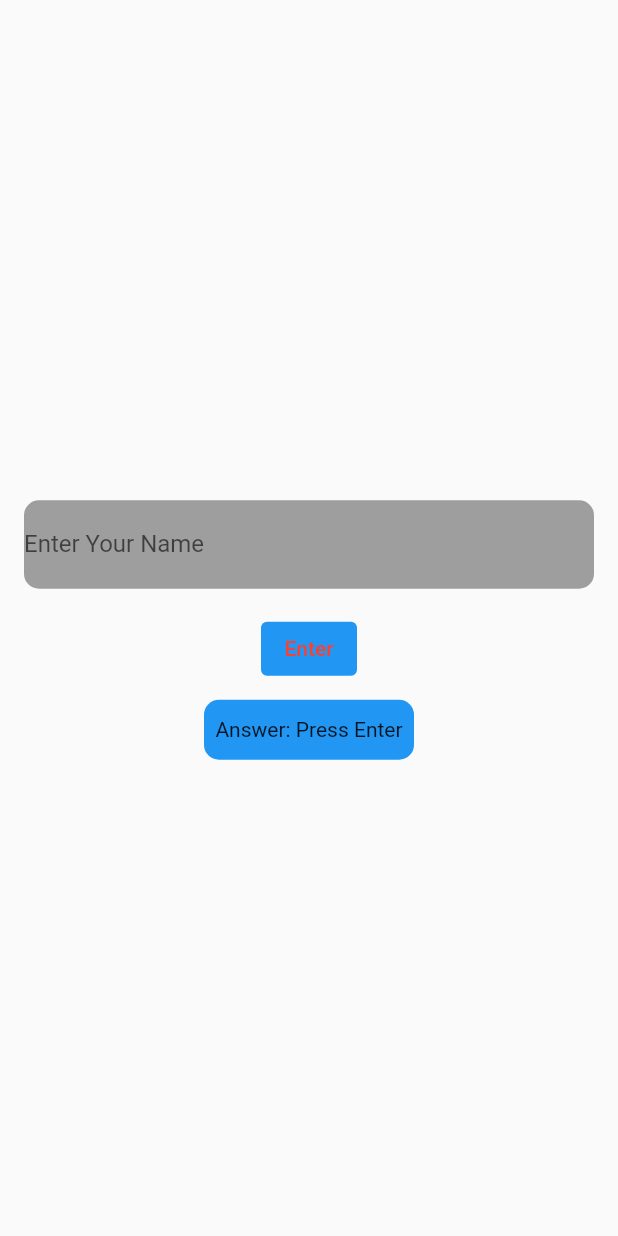
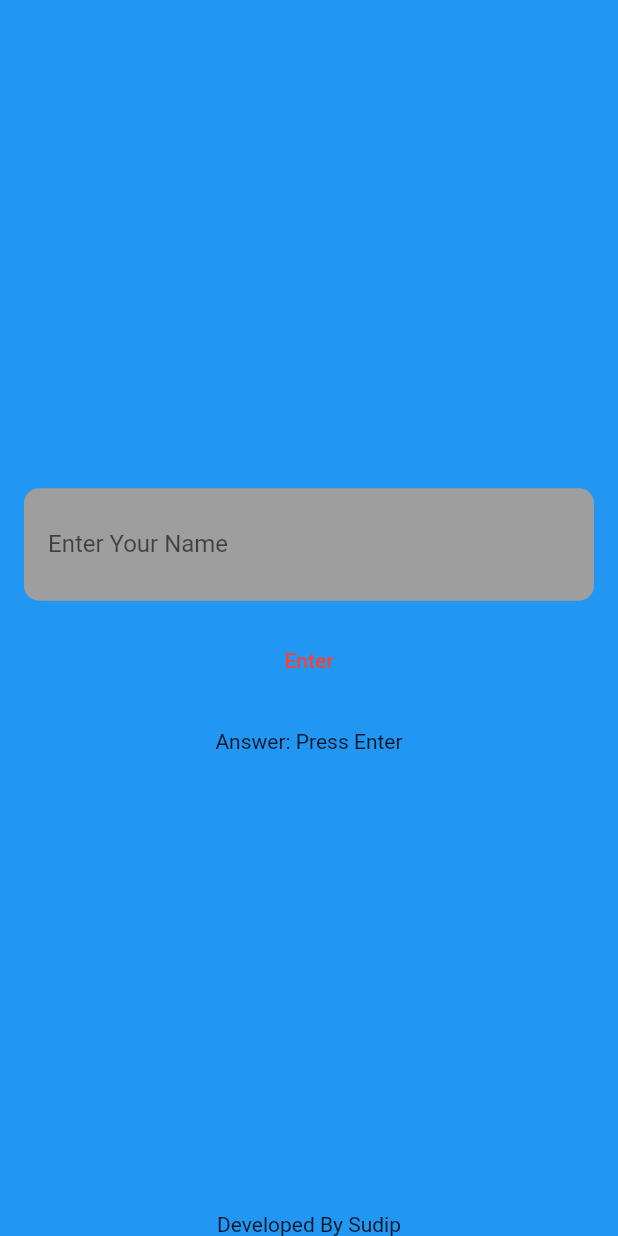
Before and after one commit to mandalsudip367/gender_predictor, a Flutter app: the screen it shows after launch, on a phone screen of 412 x 824 dp. Run offline on Flutter 3.47's test engine with Material 2 defaults, Android fonts, the phone set to English and light mode, and no system bars.

Commit message:
Minor Changes

```diff
--- a/lib/api.dart
+++ b/lib/api.dart
@@ -26,9 +26,11 @@ class MyHomePageState extends State<MyHomePage> {
   Widget build(BuildContext context) {
     TextEditingController gender = TextEditingController();
     return Scaffold(
+      backgroundColor: Colors.blue,
       body: Column(
         mainAxisAlignment: MainAxisAlignment.center,
         children: [
+          Expanded(child: SizedBox()),
           Padding(
             padding: const EdgeInsets.all(16.0),
             child: Container(
@@ -36,11 +38,18 @@ class MyHomePageState extends State<MyHomePage> {
                 color: Colors.grey,
                 borderRadius: BorderRadius.circular(10.0),
               ),
-              child: TextFormField(
-                  controller: gender,
-                  decoration: const InputDecoration(
-                      label: Text("Enter Your Name"),
-                      border: InputBorder.none)),
+              child: Padding(
+                padding: const EdgeInsets.all(8.0),
+                child: TextFormField(
+                    controller: gender,
+                    decoration: const InputDecoration(
+                        label: Padding(
+                          padding: EdgeInsets.all(8.0),
+                          child: Text("Enter Your Name",
+                              softWrap: true, selectionColor: Colors.black),
+                        ),
+                        border: InputBorder.none)),
+              ),
             ),
           ),
           TextButton(
@@ -61,7 +70,12 @@ class MyHomePageState extends State<MyHomePage> {
             height: 40,
             width: 140,
             child: Center(child: Text('Answer: $value')),
-          )
+          ),
+          Expanded(
+              child: Column(
+            mainAxisAlignment: MainAxisAlignment.end,
+            children: [Text("Developed By Sudip")],
+          )),
         ],
       ),
     );
```
